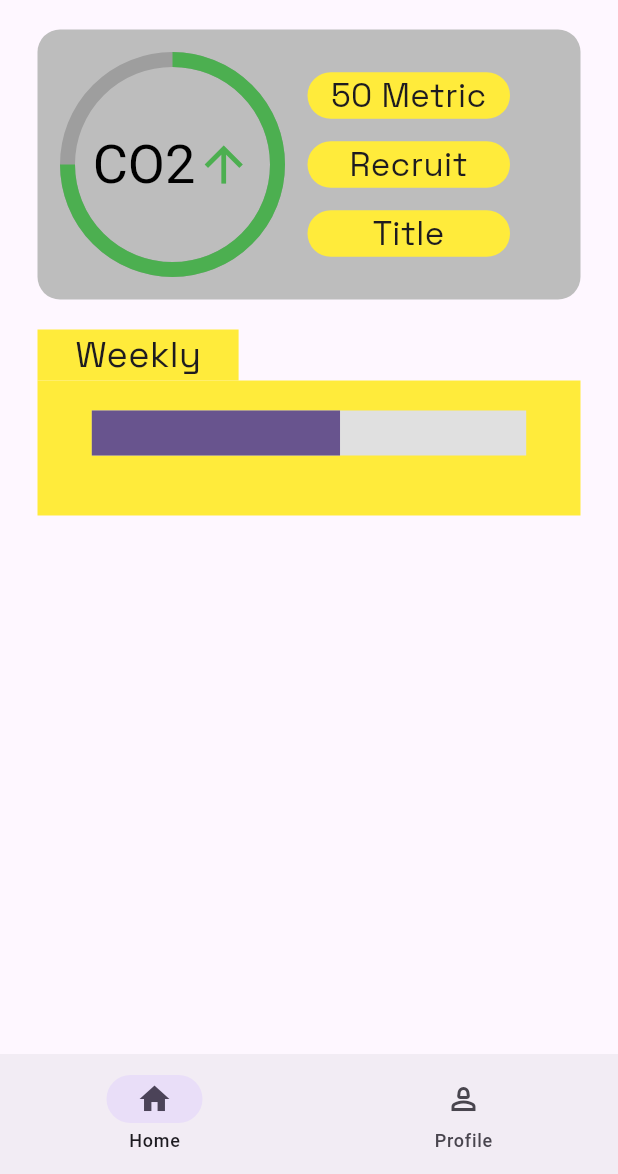
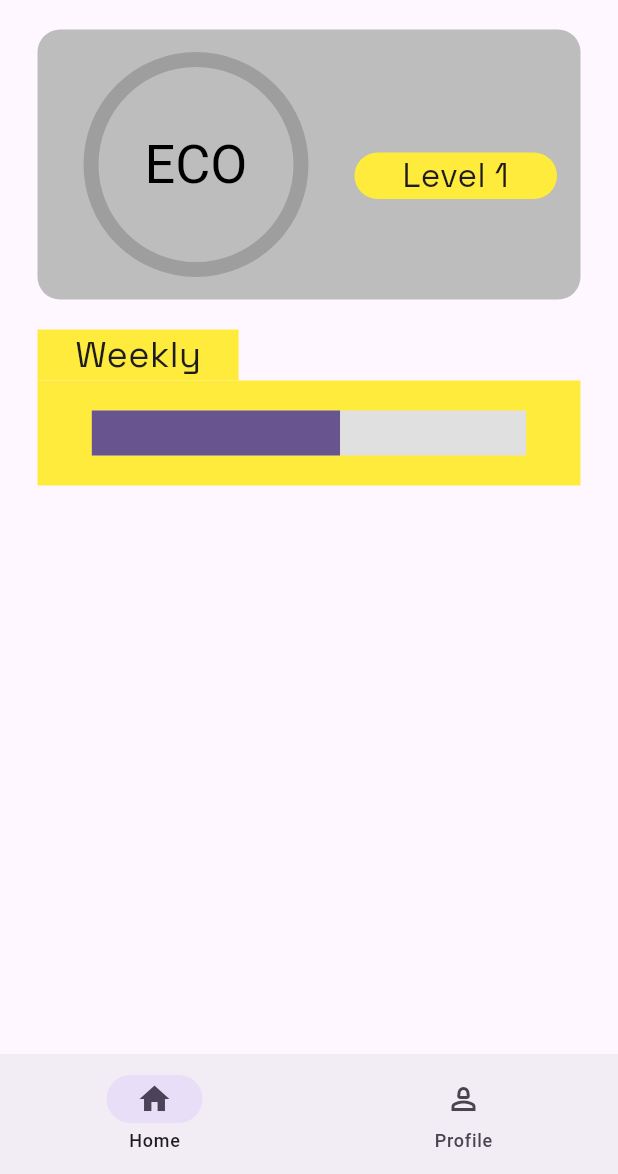
Before and after one commit to hoanghm/Proact, a Flutter app: the HomePage screen opened directly with empty values, on a phone screen of 412 x 824 dp, the part 62-1236 px from its top. Run offline on Flutter 3.47's test engine with Material 3 defaults, Android fonts, the phone set to English and light mode, and no system bars; our stand-ins replace camera, cloud_firestore, firebase_auth, firebase_core, google_fonts, google_generative_ai and 1 more; accounts and stored records are empty; network calls fail.

Commit message:
Adding ability to submit and update eco points indicator / level visually

```diff
--- a/gemini_proact_flutter/lib/view/Mission/components/home_card.dart
+++ b/gemini_proact_flutter/lib/view/Mission/components/home_card.dart
@@ -1,9 +1,10 @@
 import 'package:flutter/material.dart';
-import 'package:flutter/widgets.dart';
 import 'package:gemini_proact_flutter/view/Mission/components/home_card_label.dart';
 
 class HomeCard extends StatefulWidget {
-  const HomeCard({super.key});
+  final int currentEcoPoints;
+  final int currentLevel;
+  const HomeCard({super.key, required this.currentEcoPoints, required this.currentLevel});
 
   @override
   HomeCardState createState() {
@@ -12,6 +13,18 @@ class HomeCard extends StatefulWidget {
 }
 
 class HomeCardState extends State<HomeCard> {
+  void setPlayerStatistics() async {
+
+  }
+
+  @override
+  void initState() {
+    super.initState();
+    WidgetsBinding.instance.addPostFrameCallback((_) {
+      setPlayerStatistics();
+    });
+  }
+
   @override
   Widget build (BuildContext context) {
     return Container(
@@ -21,6 +34,7 @@ class HomeCardState extends State<HomeCard> {
         borderRadius: BorderRadius.circular(15)
       ),
       child: Row(
+        mainAxisAlignment: MainAxisAlignment.spaceEvenly,
         children: [
           Column(
             children: <Widget>[
@@ -29,13 +43,13 @@ class HomeCardState extends State<HomeCard> {
                 height: 180,
                 child: Stack(
                   children: <Widget>[
-                    const Center(
+                    Center(
                       child: SizedBox(
                         width: 140,
                         height: 140,
                         child: CircularProgressIndicator(
                           strokeWidth: 10,
-                          value: 0.75,
+                          value: (widget.currentEcoPoints % 100) / 100,
                           color: Colors.green,
                           backgroundColor: Colors.grey,
                         ),
@@ -49,24 +63,16 @@ class HomeCardState extends State<HomeCard> {
                             text: const TextSpan(
                               children: [
                                 TextSpan(
-                                  text: 'CO',
+                                  text: 'ECO',
                                   style: TextStyle(
                                     color: Colors.black,
                                     fontSize: 36
-                                  )
-                                ),
-                                TextSpan(
-                                  text: '2',
-                                  style: TextStyle(
-                                    color: Colors.black,
-                                    fontSize: 36,
-                                    fontFeatures: [FontFeature.subscripts()]
                                   )
                                 )
                               ]
                             ),
                           ),
-                          const Icon(Icons.arrow_upward, size: 38, color: Colors.green)
+                          // const Icon(Icons.arrow_upward, size: 38, color: Colors.green)
                         ],
                       ),
                     ),
@@ -75,13 +81,10 @@ class HomeCardState extends State<HomeCard> {
               ),
             ],
           ),
-          const Column(
+          Column(
             children: [
-              HomeCardLabel(label: "50 Metric"),
-              Padding(padding: EdgeInsets.only(top: 15)),
-              HomeCardLabel(label: "Recruit"),
-              Padding(padding: EdgeInsets.only(top: 15)),
-              HomeCardLabel(label: "Title"),
+              const Padding(padding: EdgeInsets.only(top: 15)),
+              HomeCardLabel(label: 'Level ${widget.currentLevel}'),
             ],
           )
         ],
--- a/gemini_proact_flutter/lib/view/Mission/components/ongoing_missions_tab_view.dart
+++ b/gemini_proact_flutter/lib/view/Mission/components/ongoing_missions_tab_view.dart
@@ -52,8 +52,6 @@ class OngoingMissionsTabViewState extends State<OngoingMissionsTabView> {
                       ),
                     ),
                     const Padding(padding: EdgeInsets.only(top: 20)),
-                    // MissionTab(),
-                    const Padding(padding: EdgeInsets.only(top: 20)),
                   ],
                 ),
               ),
--- a/gemini_proact_flutter/lib/view/Mission/components/weekly_missions_tab_view.dart
+++ b/gemini_proact_flutter/lib/view/Mission/components/weekly_missions_tab_view.dart
@@ -2,10 +2,13 @@ import 'package:flutter/material.dart';
 import 'package:gemini_proact_flutter/view/Mission/components/mission_tab.dart';
 import 'package:google_fonts/google_fonts.dart';
 import 'package:gemini_proact_flutter/model/database/mission.dart' show MissionEntity;
+import 'package:logging/logging.dart' show Logger;
 
+final logger = Logger((WeeklyMissionsTabView).toString());
 class WeeklyMissionsTabView extends StatefulWidget {
   final List<MissionEntity> missions;
-  const WeeklyMissionsTabView({super.key, required this.missions});
+  final void Function(int) callback;
+  const WeeklyMissionsTabView({super.key, required this.missions, required this.callback});
 
   @override
   WeeklyMissionsTabViewState createState() {
@@ -15,9 +18,33 @@ class WeeklyMissionsTabView extends StatefulWidget {
 
 class WeeklyMissionsTabViewState extends State<WeeklyMissionsTabView> {
   final int day = DateTime.now().weekday;
+  @override
+  void initState() {
+    super.initState();
+  }
+  List<Widget> getWeeklyMissions() {
+    int index = 1;
+    List<Widget> temp = [];
+    for (int i = 0; i < widget.missions.length; i++) {
+      for (int j = 0; j < widget.missions[i].steps.length; j++) {
+        temp.add(
+          MissionTab(
+            mission: widget.missions[i].steps[j],
+            index: index,
+            callback: widget.callback
+          )
+        );
+        temp.add(const Padding(padding: EdgeInsets.only(top: 20)));
+        index++;
+      }
+    }
 
+    return temp;
+  }
   @override
   Widget build (BuildContext context) {
+    List<Widget> weeklyMissions = getWeeklyMissions();
+
     return Expanded(
       flex: 1,
       child: SingleChildScrollView(
@@ -59,12 +86,7 @@ class WeeklyMissionsTabViewState extends State<WeeklyMissionsTabView> {
                           ),
                         ),
                         const Padding(padding: EdgeInsets.only(top: 20)),
-                        for (int i = 0; i < widget.missions.length; i++)
-                          MissionTab(
-                            mission: widget.missions[i],
-                            index: i + 1,
-                          ),
-                          const Padding(padding: EdgeInsets.only(top: 20))
+                        ...weeklyMissions
                       ],
                     ),
                   ),
--- a/gemini_proact_flutter/lib/view/Mission/mission_home_page.dart
+++ b/gemini_proact_flutter/lib/view/Mission/mission_home_page.dart
@@ -22,12 +22,13 @@ class MissionHomePage extends StatefulWidget {
 
 class MissionHomePageState extends State<MissionHomePage> {
   List<MissionEntity> activeMissions = [];
+  int currEcoPoints = 0;
+  int currLevel = 1;
   void getUserMissions () async {
-    List<MissionEntity>? missions = await getUserActiveProjects(user: widget.user, depth: 1);
+    List<MissionEntity>? missions = await getUserActiveProjects(user: widget.user, depth: 2);
     if (missions == null) {
       return;
     }
-    logger.info(missions.first.steps);
     setState(() {
       activeMissions = missions;
     });
@@ -39,6 +40,16 @@ class MissionHomePageState extends State<MissionHomePage> {
       getUserMissions();
     });
   }
+
+  void increasePoints(int rewardAmount) {
+    setState(() {
+      currEcoPoints += rewardAmount;
+      currLevel = currEcoPoints ~/ 100;
+    });
+
+    // TODO: Have the points increase reflect on Firebase
+  }
+
   @override
   Widget build(BuildContext context) {
     return SafeArea(
@@ -66,9 +77,12 @@ class MissionHomePageState extends State<MissionHomePage> {
             ],
           ),
           const Padding(padding: EdgeInsets.fromLTRB(0, 10, 0, 0)),
-          const HomeCard(),
+          HomeCard(
+            currentEcoPoints: currEcoPoints,
+            currentLevel: currLevel
+          ),
           const Padding(padding: EdgeInsets.fromLTRB(0, 20, 0, 0)),
-          WeeklyMissionsTabView(missions: activeMissions),
+          WeeklyMissionsTabView(missions: activeMissions, callback: increasePoints),
           const SizedBox(height: 10)
         ],
       )
```
Also changed, not shown: gemini_proact_flutter/lib/model/database/firestore.dart (+7 -0 lines), gemini_proact_flutter/lib/view/Mission/components/mission_progress_card.dart (+1 -9 lines), gemini_proact_flutter/lib/view/Mission/components/mission_tab.dart (+14 -16 lines), gemini_proact_flutter/lib/view/Mission/mission_page.dart (+21 -1 lines).
